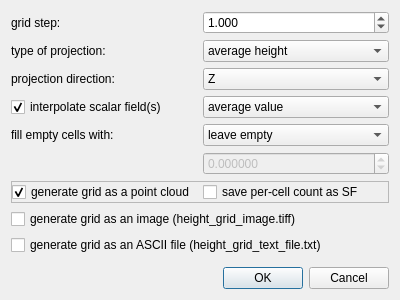
archeos/cloudcompare-archeos, file qCC/ui_templates/heightGridGenerationDlg.ui: the form before one commit.
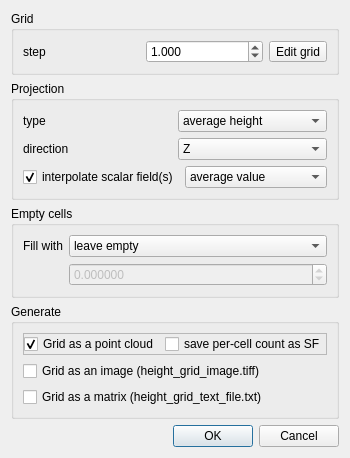
The form after the commit.

```diff
--- a/qCC/ui_templates/heightGridGenerationDlg.ui
+++ b/qCC/ui_templates/heightGridGenerationDlg.ui
@@ -6,8 +6,8 @@
    <rect>
     <x>0</x>
     <y>0</y>
-    <width>400</width>
-    <height>300</height>
+    <width>350</width>
+    <height>410</height>
    </rect>
   </property>
   <property name="acceptDrops">
@@ -19,13 +19,17 @@
   <property name="sizeGripEnabled">
    <bool>false</bool>
   </property>
-  <layout class="QVBoxLayout" name="verticalLayout">
+  <layout class="QVBoxLayout" name="verticalLayout_3">
    <item>
-    <layout class="QHBoxLayout" name="layout_3">
+    <widget class="QGroupBox" name="groupBox">
+     <property name="title">
+      <string>Grid</string>
+     </property>
+     <layout class="QHBoxLayout" name="horizontalLayout_4">
      <item>
       <widget class="QLabel" name="label_2">
        <property name="text">
-        <string>grid step:</string>
+         <string>step</string>
        </property>
       </widget>
      </item>
@@ -51,14 +55,28 @@
        </property>
       </widget>
      </item>
-    </layout>
+      <item>
+       <widget class="QToolButton" name="editGridToolButton">
+        <property name="text">
+         <string>Edit grid</string>
+        </property>
+       </widget>
+      </item>
+     </layout>
+    </widget>
    </item>
+   <item>
+    <widget class="QGroupBox" name="groupBox_2">
+     <property name="title">
+      <string>Projection</string>
+     </property>
+     <layout class="QVBoxLayout" name="verticalLayout">
    <item>
     <layout class="QHBoxLayout" name="layout_2">
      <item>
       <widget class="QLabel" name="label">
        <property name="text">
-        <string>type of projection:</string>
+           <string>type</string>
        </property>
       </widget>
      </item>
@@ -94,7 +112,7 @@
      <item>
       <widget class="QLabel" name="label_4">
        <property name="text">
-        <string>projection direction:</string>
+           <string>direction</string>
        </property>
       </widget>
      </item>
@@ -166,22 +184,19 @@
      </layout>
     </widget>
    </item>
+     </layout>
+    </widget>
+   </item>
    <item>
-    <widget class="QFrame" name="emptyCellsFrame">
-     <property name="sizePolicy">
-      <sizepolicy hsizetype="Preferred" vsizetype="Maximum">
-       <horstretch>0</horstretch>
-       <verstretch>0</verstretch>
-      </sizepolicy>
+    <widget class="QGroupBox" name="emptyCellsFrame">
+     <property name="title">
+      <string>Empty cells</string>
      </property>
-     <layout class="QGridLayout" name="gridLayout">
-      <property name="margin">
-       <number>0</number>
-      </property>
+     <layout class="QFormLayout" name="formLayout">
       <item row="0" column="0">
        <widget class="QLabel" name="label_3">
         <property name="text">
-         <string>fill empty cells with:</string>
+         <string>Fill with</string>
         </property>
        </widget>
       </item>
@@ -246,6 +261,12 @@
     </widget>
    </item>
    <item>
+    <widget class="QGroupBox" name="groupBox_3">
+     <property name="title">
+      <string>Generate</string>
+     </property>
+     <layout class="QVBoxLayout" name="verticalLayout_2">
+      <item>
     <widget class="QFrame" name="frame">
      <property name="frameShape">
       <enum>QFrame::StyledPanel</enum>
@@ -260,7 +281,7 @@
       <item>
        <widget class="QCheckBox" name="generateCloudCheckBox">
         <property name="text">
-         <string>generate grid as a point cloud</string>
+            <string>Grid as a point cloud</string>
         </property>
         <property name="checked">
          <bool>true</bool>
@@ -283,7 +304,7 @@
       <string>image is automatically generated in the application directory</string>
      </property>
      <property name="text">
-      <string>generate grid as an image (height_grid_image.tiff)</string>
+         <string>Grid as an image (height_grid_image.tiff)</string>
      </property>
     </widget>
    </item>
@@ -293,11 +314,14 @@
       <string>file is automatically generated in the application directory</string>
      </property>
      <property name="text">
-      <string>generate grid as an ASCII file (height_grid_text_file.txt)</string>
+         <string>Grid as a matrix (height_grid_text_file.txt)</string>
      </property>
      <property name="checked">
       <bool>false</bool>
      </property>
+       </widget>
+      </item>
+     </layout>
     </widget>
    </item>
    <item>
```
Lines whose indentation alone changed are shown as unchanged.
